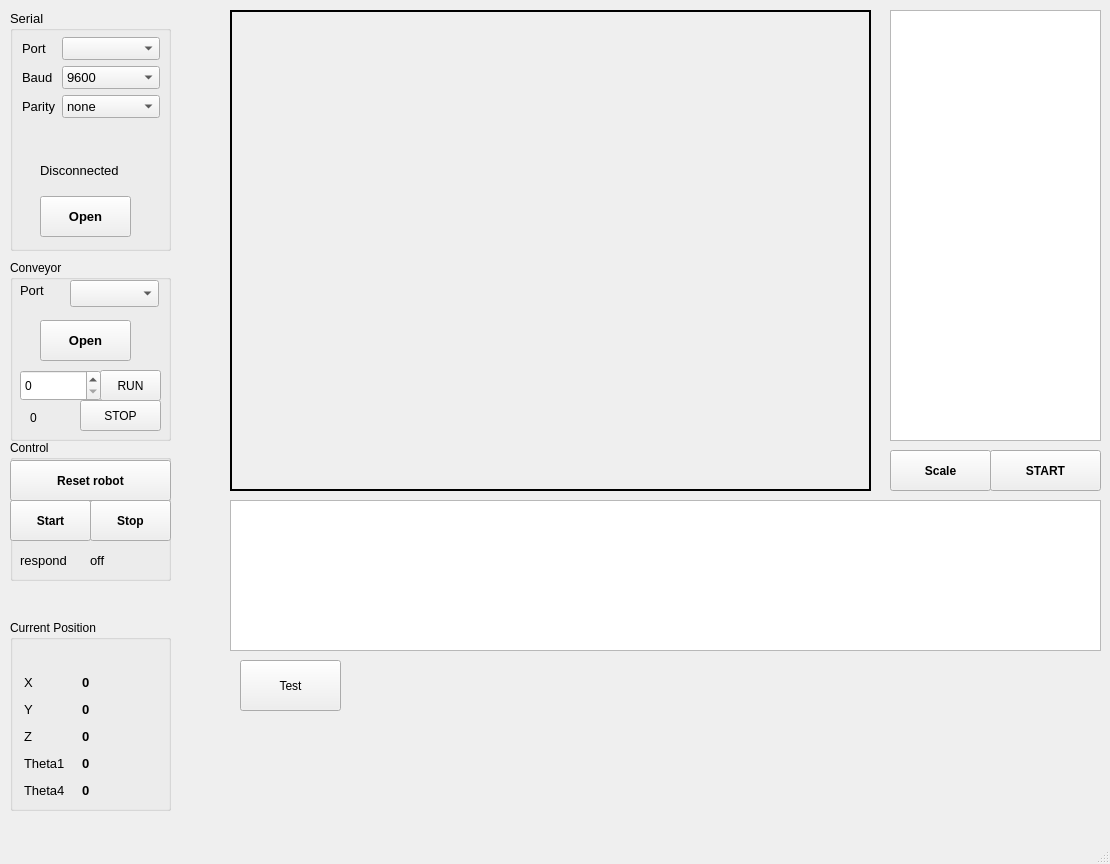
lamqui1025/GUI-control-parallel-SCARA-robot-in-dynamic-conveyor, file qt5gui1.ui: the form before one commit.
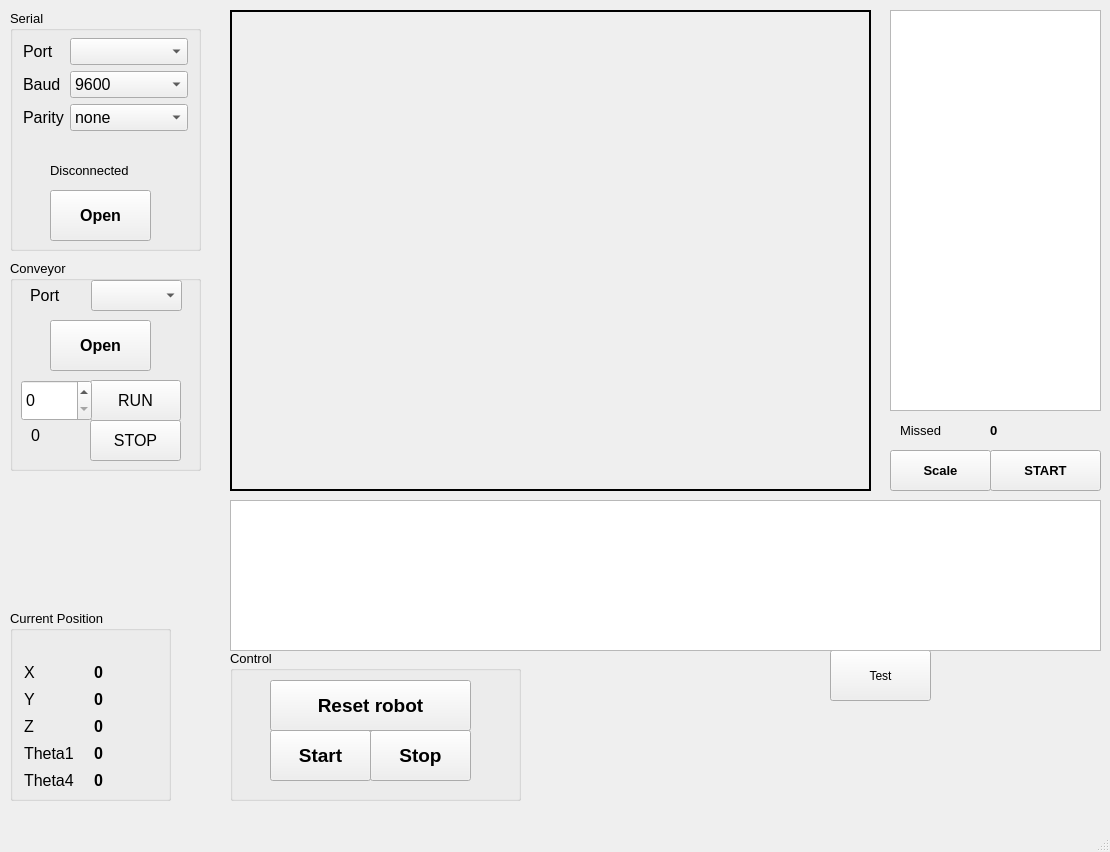
The form after the commit.

Patch:
```diff
--- a/qt5gui1.ui
+++ b/qt5gui1.ui
@@ -7,7 +7,7 @@
     <x>0</x>
     <y>0</y>
     <width>1110</width>
-    <height>864</height>
+    <height>852</height>
    </rect>
   </property>
   <widget class="QWidget" name="centralwidget">
@@ -35,7 +35,7 @@
      <rect>
       <x>10</x>
       <y>10</y>
-      <width>161</width>
+      <width>191</width>
       <height>241</height>
      </rect>
     </property>
@@ -53,15 +53,15 @@
     <widget class="QPushButton" name="btnConnect">
      <property name="geometry">
       <rect>
-       <x>30</x>
-       <y>186</y>
-       <width>91</width>
-       <height>41</height>
+       <x>40</x>
+       <y>180</y>
+       <width>101</width>
+       <height>51</height>
       </rect>
      </property>
      <property name="font">
       <font>
-       <pointsize>10</pointsize>
+       <pointsize>12</pointsize>
        <weight>75</weight>
        <bold>true</bold>
       </font>
@@ -76,7 +76,7 @@
     <widget class="QLabel" name="lbStatus">
      <property name="geometry">
       <rect>
-       <x>30</x>
+       <x>40</x>
        <y>150</y>
        <width>111</width>
        <height>21</height>
@@ -91,13 +91,13 @@
       <string>Disconnected</string>
      </property>
     </widget>
-    <widget class="QWidget" name="layoutWidget">
+    <widget class="QWidget" name="">
      <property name="geometry">
       <rect>
-       <x>12</x>
-       <y>27</y>
-       <width>138</width>
-       <height>97</height>
+       <x>13</x>
+       <y>28</y>
+       <width>165</width>
+       <height>106</height>
       </rect>
      </property>
      <layout class="QFormLayout" name="formLayout">
@@ -105,7 +105,7 @@
        <widget class="QLabel" name="lbPort">
         <property name="font">
          <font>
-          <pointsize>10</pointsize>
+          <pointsize>12</pointsize>
          </font>
         </property>
         <property name="text">
@@ -114,13 +114,19 @@
        </widget>
       </item>
       <item row="0" column="1">
-       <widget class="QComboBox" name="cbPort"/>
+       <widget class="QComboBox" name="cbPort">
+        <property name="font">
+         <font>
+          <pointsize>12</pointsize>
+         </font>
+        </property>
+       </widget>
       </item>
       <item row="1" column="0">
        <widget class="QLabel" name="label_2">
         <property name="font">
          <font>
-          <pointsize>10</pointsize>
+          <pointsize>12</pointsize>
          </font>
         </property>
         <property name="text">
@@ -130,6 +136,11 @@
       </item>
       <item row="1" column="1">
        <widget class="QComboBox" name="cbBaud">
+        <property name="font">
+         <font>
+          <pointsize>12</pointsize>
+         </font>
+        </property>
         <item>
          <property name="text">
           <string>9600</string>
@@ -161,7 +172,7 @@
        <widget class="QLabel" name="label_3">
         <property name="font">
          <font>
-          <pointsize>10</pointsize>
+          <pointsize>12</pointsize>
          </font>
         </property>
         <property name="text">
@@ -171,6 +182,11 @@
       </item>
       <item row="2" column="1">
        <widget class="QComboBox" name="cbParity">
+        <property name="font">
+         <font>
+          <pointsize>12</pointsize>
+         </font>
+        </property>
         <item>
          <property name="text">
           <string>none</string>
@@ -200,11 +216,16 @@
     <property name="geometry">
      <rect>
       <x>10</x>
-      <y>620</y>
+      <y>610</y>
       <width>161</width>
       <height>191</height>
      </rect>
     </property>
+    <property name="font">
+     <font>
+      <pointsize>10</pointsize>
+     </font>
+    </property>
     <property name="title">
      <string>Current Position</string>
     </property>
@@ -219,7 +240,7 @@
      </property>
      <property name="font">
       <font>
-       <pointsize>10</pointsize>
+       <pointsize>12</pointsize>
       </font>
      </property>
      <property name="text">
@@ -237,7 +258,7 @@
      </property>
      <property name="font">
       <font>
-       <pointsize>10</pointsize>
+       <pointsize>12</pointsize>
       </font>
      </property>
      <property name="text">
@@ -255,7 +276,7 @@
      </property>
      <property name="font">
       <font>
-       <pointsize>10</pointsize>
+       <pointsize>12</pointsize>
       </font>
      </property>
      <property name="text">
@@ -273,7 +294,7 @@
      </property>
      <property name="font">
       <font>
-       <pointsize>10</pointsize>
+       <pointsize>12</pointsize>
       </font>
      </property>
      <property name="text">
@@ -291,7 +312,7 @@
      </property>
      <property name="font">
       <font>
-       <pointsize>10</pointsize>
+       <pointsize>12</pointsize>
       </font>
      </property>
      <property name="text">
@@ -301,15 +322,15 @@
     <widget class="QLabel" name="lb_vX">
      <property name="geometry">
       <rect>
-       <x>72</x>
+       <x>84</x>
        <y>52</y>
-       <width>83</width>
+       <width>71</width>
        <height>21</height>
       </rect>
      </property>
      <property name="font">
       <font>
-       <pointsize>10</pointsize>
+       <pointsize>12</pointsize>
        <weight>75</weight>
        <bold>true</bold>
       </font>
@@ -321,15 +342,15 @@
     <widget class="QLabel" name="lb_vY">
      <property name="geometry">
       <rect>
-       <x>72</x>
+       <x>84</x>
        <y>79</y>
-       <width>83</width>
+       <width>71</width>
        <height>21</height>
       </rect>
      </property>
      <property name="font">
       <font>
-       <pointsize>10</pointsize>
+       <pointsize>12</pointsize>
        <weight>75</weight>
        <bold>true</bold>
       </font>
@@ -341,15 +362,15 @@
     <widget class="QLabel" name="lb_vZ">
      <property name="geometry">
       <rect>
-       <x>72</x>
+       <x>84</x>
        <y>106</y>
-       <width>83</width>
+       <width>71</width>
        <height>21</height>
       </rect>
      </property>
      <property name="font">
       <font>
-       <pointsize>10</pointsize>
+       <pointsize>12</pointsize>
        <weight>75</weight>
        <bold>true</bold>
       </font>
@@ -361,15 +382,15 @@
     <widget class="QLabel" name="lb_vtheta1">
      <property name="geometry">
       <rect>
-       <x>72</x>
+       <x>84</x>
        <y>133</y>
-       <width>83</width>
+       <width>71</width>
        <height>21</height>
       </rect>
      </property>
      <property name="font">
       <font>
-       <pointsize>10</pointsize>
+       <pointsize>12</pointsize>
        <weight>75</weight>
        <bold>true</bold>
       </font>
@@ -381,15 +402,15 @@
     <widget class="QLabel" name="lb_vtheta4">
      <property name="geometry">
       <rect>
-       <x>72</x>
+       <x>84</x>
        <y>160</y>
-       <width>83</width>
+       <width>71</width>
        <height>21</height>
       </rect>
      </property>
      <property name="font">
       <font>
-       <pointsize>10</pointsize>
+       <pointsize>12</pointsize>
        <weight>75</weight>
        <bold>true</bold>
       </font>
@@ -402,26 +423,32 @@
    <widget class="QGroupBox" name="groupBox_3">
     <property name="geometry">
      <rect>
-      <x>10</x>
-      <y>440</y>
-      <width>161</width>
-      <height>141</height>
+      <x>230</x>
+      <y>650</y>
+      <width>291</width>
+      <height>151</height>
      </rect>
     </property>
+    <property name="font">
+     <font>
+      <pointsize>10</pointsize>
+     </font>
+    </property>
     <property name="title">
      <string>Control</string>
     </property>
     <widget class="QPushButton" name="btnStop_robot">
      <property name="geometry">
       <rect>
-       <x>80</x>
-       <y>60</y>
-       <width>81</width>
-       <height>41</height>
+       <x>140</x>
+       <y>80</y>
+       <width>101</width>
+       <height>51</height>
       </rect>
      </property>
      <property name="font">
       <font>
+       <pointsize>14</pointsize>
        <weight>75</weight>
        <bold>true</bold>
       </font>
@@ -433,14 +460,15 @@
     <widget class="QPushButton" name="btnStart_robot">
      <property name="geometry">
       <rect>
-       <x>0</x>
-       <y>60</y>
-       <width>81</width>
-       <height>41</height>
+       <x>40</x>
+       <y>80</y>
+       <width>101</width>
+       <height>51</height>
       </rect>
      </property>
      <property name="font">
       <font>
+       <pointsize>14</pointsize>
        <weight>75</weight>
        <bold>true</bold>
       </font>
@@ -452,14 +480,15 @@
     <widget class="QPushButton" name="btnReset_robot">
      <property name="geometry">
       <rect>
-       <x>0</x>
-       <y>20</y>
-       <width>161</width>
-       <height>41</height>
+       <x>40</x>
+       <y>30</y>
+       <width>201</width>
+       <height>51</height>
       </rect>
      </property>
      <property name="font">
       <font>
+       <pointsize>14</pointsize>
        <weight>75</weight>
        <bold>true</bold>
       </font>
@@ -468,67 +497,39 @@
       <string>Reset robot</string>
      </property>
     </widget>
-    <widget class="QLabel" name="label">
-     <property name="geometry">
-      <rect>
-       <x>80</x>
-       <y>112</y>
-       <width>61</width>
-       <height>16</height>
-      </rect>
-     </property>
-     <property name="font">
-      <font>
-       <pointsize>10</pointsize>
-      </font>
-     </property>
-     <property name="text">
-      <string>off</string>
-     </property>
-    </widget>
-    <widget class="QLabel" name="lbStatus_robot">
-     <property name="geometry">
-      <rect>
-       <x>10</x>
-       <y>110</y>
-       <width>61</width>
-       <height>21</height>
-      </rect>
-     </property>
-     <property name="font">
-      <font>
-       <pointsize>10</pointsize>
-      </font>
-     </property>
-     <property name="text">
-      <string>respond</string>
-     </property>
-    </widget>
    </widget>
    <widget class="QGroupBox" name="groupBox_4">
     <property name="geometry">
      <rect>
       <x>10</x>
       <y>260</y>
-      <width>161</width>
-      <height>181</height>
+      <width>191</width>
+      <height>211</height>
      </rect>
     </property>
+    <property name="font">
+     <font>
+      <pointsize>10</pointsize>
+     </font>
+    </property>
+    <property name="autoFillBackground">
+     <bool>true</bool>
+    </property>
     <property name="title">
      <string>Conveyor</string>
     </property>
     <widget class="QLabel" name="lbPort_2">
      <property name="geometry">
       <rect>
-       <x>10</x>
+       <x>20</x>
        <y>20</y>
-       <width>41</width>
-       <height>21</height>
+       <width>51</width>
+       <height>31</height>
       </rect>
      </property>
      <property name="font">
       <font>
-       <pointsize>10</pointsize>
+       <pointsize>12</pointsize>
       </font>
      </property>
      <property name="text">
@@ -538,25 +539,30 @@
     <widget class="QComboBox" name="cbPort_conveyor">
      <property name="geometry">
       <rect>
-       <x>60</x>
+       <x>81</x>
        <y>20</y>
-       <width>89</width>
-       <height>27</height>
+       <width>91</width>
+       <height>31</height>
       </rect>
      </property>
+     <property name="font">
+      <font>
+       <pointsize>12</pointsize>
+      </font>
+     </property>
     </widget>
     <widget class="QPushButton" name="btnConnect_conveyor">
      <property name="geometry">
       <rect>
-       <x>30</x>
+       <x>40</x>
        <y>60</y>
-       <width>91</width>
-       <height>41</height>
+       <width>101</width>
+       <height>51</height>
       </rect>
      </property>
      <property name="font">
       <font>
-       <pointsize>10</pointsize>
+       <pointsize>12</pointsize>
        <weight>75</weight>
        <bold>true</bold>
       </font>
@@ -571,12 +577,17 @@
     <widget class="QPushButton" name="btnRun_conveyor">
      <property name="geometry">
       <rect>
-       <x>90</x>
-       <y>110</y>
-       <width>61</width>
-       <height>31</height>
+       <x>80</x>
+       <y>120</y>
+       <width>91</width>
+       <height>41</height>
       </rect>
      </property>
+     <property name="font">
+      <font>
+       <pointsize>12</pointsize>
+      </font>
+     </property>
      <property name="text">
       <string>RUN</string>
      </property>
@@ -584,12 +595,17 @@
     <widget class="QSpinBox" name="spinBox_Vel">
      <property name="geometry">
       <rect>
-       <x>10</x>
-       <y>110</y>
-       <width>81</width>
-       <height>31</height>
+       <x>11</x>
+       <y>120</y>
+       <width>71</width>
+       <height>41</height>
       </rect>
      </property>
+     <property name="font">
+      <font>
+       <pointsize>12</pointsize>
+      </font>
+     </property>
      <property name="maximum">
       <number>999</number>
      </property>
@@ -600,12 +616,17 @@
     <widget class="QPushButton" name="btnStop_conveyor">
      <property name="geometry">
       <rect>
-       <x>70</x>
-       <y>140</y>
-       <width>81</width>
-       <height>31</height>
+       <x>80</x>
+       <y>160</y>
+       <width>91</width>
+       <height>41</height>
       </rect>
      </property>
+     <property name="font">
+      <font>
+       <pointsize>12</pointsize>
+      </font>
+     </property>
      <property name="text">
       <string>STOP</string>
      </property>
@@ -613,12 +634,17 @@
     <widget class="QLabel" name="lb_realVel">
      <property name="geometry">
       <rect>
-       <x>20</x>
-       <y>150</y>
-       <width>55</width>
-       <height>16</height>
+       <x>21</x>
+       <y>160</y>
+       <width>51</width>
+       <height>31</height>
       </rect>
      </property>
+     <property name="font">
+      <font>
+       <pointsize>12</pointsize>
+      </font>
+     </property>
      <property name="text">
       <string>0</string>
      </property>
@@ -627,8 +653,8 @@
    <widget class="QPushButton" name="btnTest_robot">
     <property name="geometry">
      <rect>
-      <x>240</x>
-      <y>660</y>
+      <x>830</x>
+      <y>650</y>
       <width>101</width>
       <height>51</height>
      </rect>
@@ -648,6 +674,7 @@
     </property>
     <property name="font">
      <font>
+      <pointsize>10</pointsize>
       <weight>75</weight>
       <bold>true</bold>
      </font>
@@ -667,6 +694,7 @@
     </property>
     <property name="font">
      <font>
+      <pointsize>10</pointsize>
       <weight>75</weight>
       <bold>true</bold>
      </font>
@@ -691,10 +719,48 @@
       <x>890</x>
       <y>10</y>
       <width>211</width>
-      <height>431</height>
+      <height>401</height>
      </rect>
     </property>
    </widget>
+   <widget class="QLabel" name="lb_numof_missed">
+    <property name="geometry">
+     <rect>
+      <x>990</x>
+      <y>422</y>
+      <width>61</width>
+      <height>16</height>
+     </rect>
+    </property>
+    <property name="font">
+     <font>
+      <pointsize>10</pointsize>
+      <weight>75</weight>
+      <bold>true</bold>
+     </font>
+    </property>
+    <property name="text">
+     <string>0</string>
+    </property>
+   </widget>
+   <widget class="QLabel" name="lb_textMissed">
+    <property name="geometry">
+     <rect>
+      <x>900</x>
+      <y>420</y>
+      <width>61</width>
+      <height>21</height>
+     </rect>
+    </property>
+    <property name="font">
+     <font>
+      <pointsize>10</pointsize>
+     </font>
+    </property>
+    <property name="text">
+     <string>Missed</string>
+    </property>
+   </widget>
   </widget>
   <widget class="QMenuBar" name="menubar">
    <property name="geometry">
```
